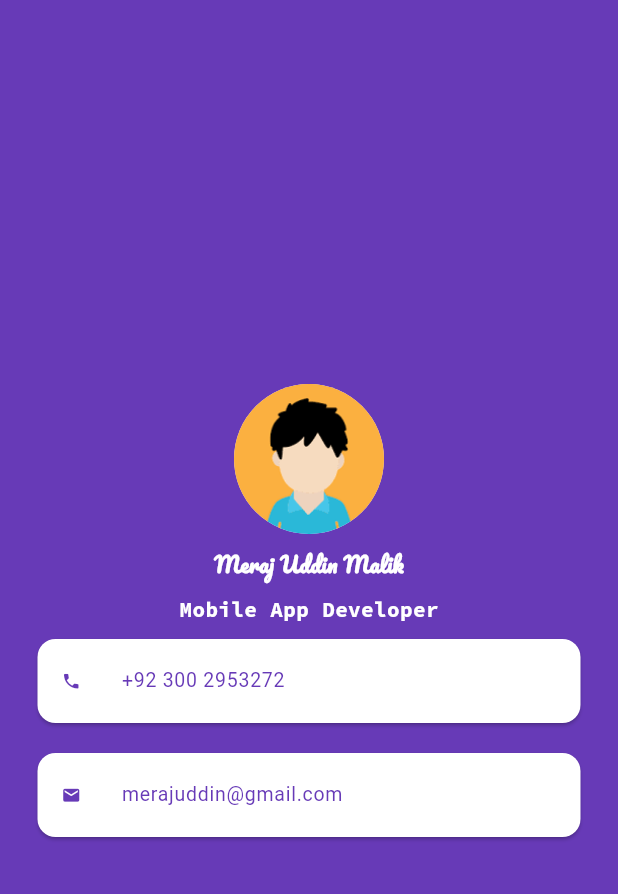
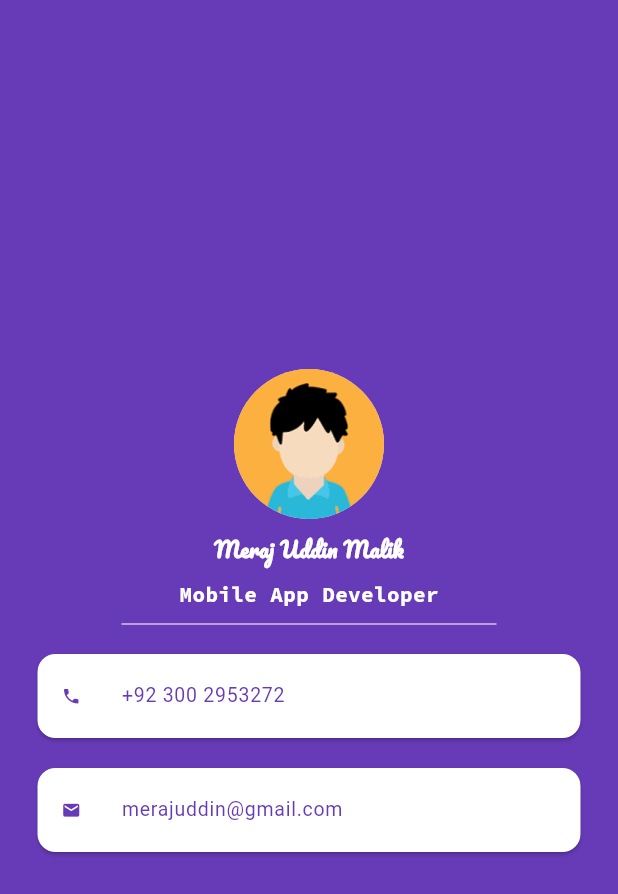
Before and after one commit to Meraj-Uddin-Malik/Flutter_Learning_Apps, a Flutter app: the screen it shows after launch, on a phone screen of 412 x 824 dp. Shown: the top 894 px of the screen. Run offline on Flutter 3.47's test engine with Material 3 defaults, Android fonts, the phone set to English and light mode, and no system bars; Roboto replaces fonts that are missing (Sans Code Pro).

Commit message:
Initial commit

```diff
--- a/lib/MI Card/micard_screen.dart
+++ b/lib/MI Card/micard_screen.dart
@@ -30,6 +30,11 @@ class MiCardScreen extends StatelessWidget {
                 fontFamily: 'Source Code Pro',
                 color: Colors.white
             ),),
+          SizedBox(height: 20.0,
+          width: 250,
+          child: Divider(
+            color: Colors.deepPurple.shade100,
+          ),),
           Card(
             color: Colors.white,
             margin: EdgeInsets.symmetric(vertical: 10.0, horizontal: 25.0,),
```
